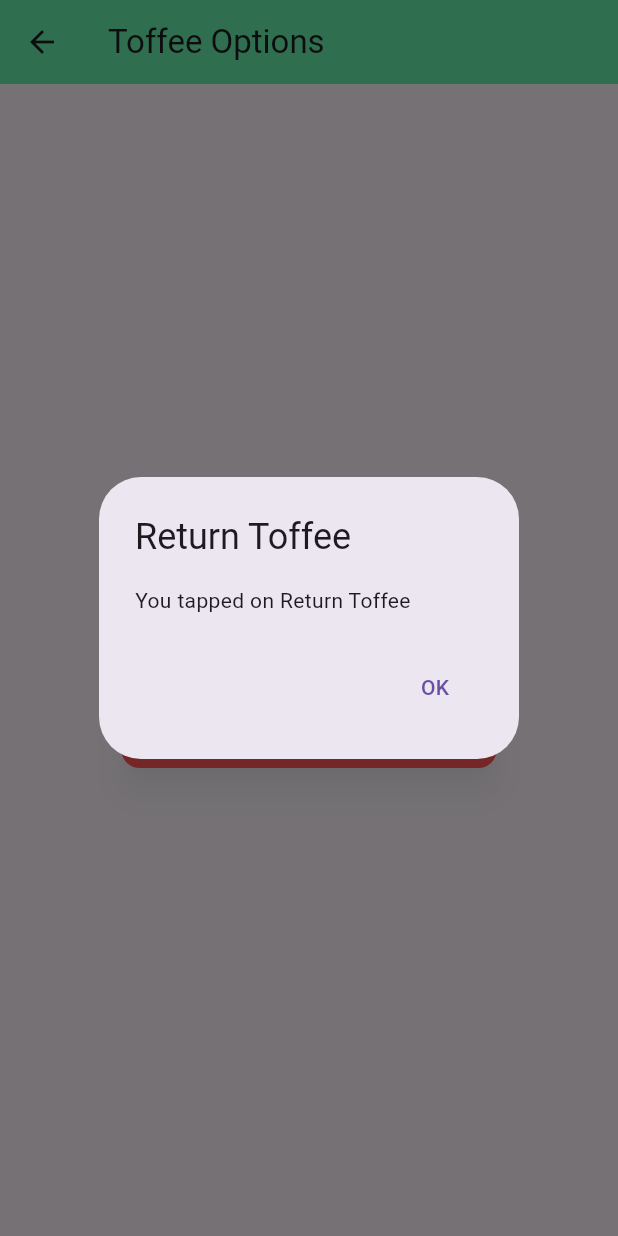
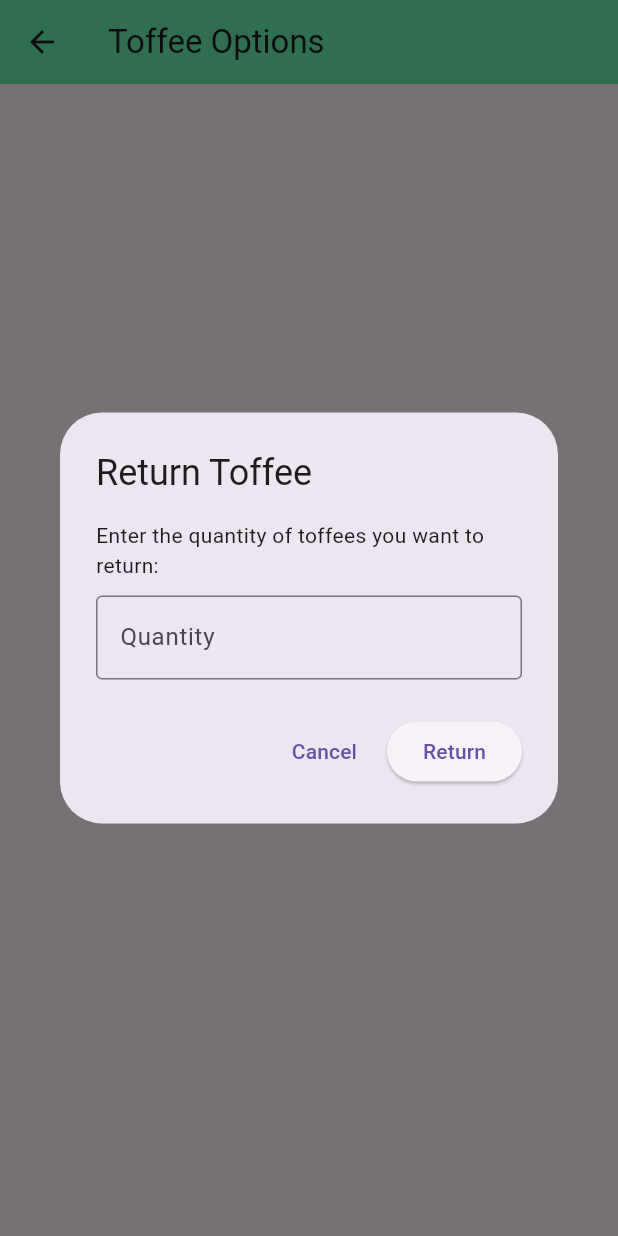
Before and after one commit to aetplSWTeam/ToffeeApp, a Flutter app: the ToffeeScreen screen opened directly, after a tap on "Return Toffee", on a phone screen of 412 x 824 dp. Run offline on Flutter 3.47's test engine with Material 3 defaults, Android fonts, the light colour scheme and no system bars; our stand-ins replace cloud_firestore, firebase_auth, firebase_core, fluttertoast, google_sign_in; accounts and stored records are empty.

Commit message:
add functionality to return toffees

```diff
--- a/lib/screens/toffee_screen.dart
+++ b/lib/screens/toffee_screen.dart
@@ -46,7 +46,7 @@ class _ToffeeScreenState extends State<ToffeeScreen> {
         if (title == 'Buy Toffee') {
           _showBuyToffeeDialog(context); // Show dialog to enter quantity
         } else if (title == 'Return Toffee') {
-          _showToffeeDialog(context, title);
+          _showReturnToffeeDialog(context); // Show dialog to return toffee
         }
       },
       child: Card(
@@ -148,37 +148,6 @@ class _ToffeeScreenState extends State<ToffeeScreen> {
               },
               child: const Text('Cancel'),
             ),
-            // ElevatedButton(
-            //   onPressed: () async {
-            //     setState(() {
-            //       totalToffees += quantity;
-            //       totalPrice += totalCost;
-            //     });
-
-            //     // Save to Firestore
-            //     if (_currentUser != null) {
-            //       try {
-            //         await _purchaseService.savePurchaseDetails(
-            //           _currentUser!.uid, // Pass the user's UID
-            //           quantity,
-            //           totalCost,
-            //         );
-            //         // Show success toast if the save is successful
-            //         ToastUtil.successToast("Purchase successful!");
-
-
-            //       } catch (e) {
-            //         // Show failure toast if an error occurs
-            //         ToastUtil.failedToast("Error saving purchase details: $e");
-            //       }
-            //     }
-
-            //     Navigator.pop(context); // Close the payment dialog
-            //     Navigator.pop(context); // Close the buy toffee dialog
-            //   },
-            //   child: const Text('Pay'),
-            // ),
-
             ElevatedButton(
               onPressed: () async {
                 setState(() {
@@ -207,7 +176,6 @@ class _ToffeeScreenState extends State<ToffeeScreen> {
                     ToastUtil.failedToast("Error saving purchase details: $e");
                   }
                 }
-
               },
               child: const Text('Pay'),
             ),
@@ -217,19 +185,63 @@ class _ToffeeScreenState extends State<ToffeeScreen> {
     );
   }
 
-  void _showToffeeDialog(BuildContext context, String title) {
+  // New method for returning toffee
+  void _showReturnToffeeDialog(BuildContext context) {
+    final TextEditingController returnQuantityController = TextEditingController();
+
     showDialog(
       context: context,
       builder: (BuildContext context) {
         return AlertDialog(
-          title: Text(title),
-          content: Text('You tapped on $title'),
+          title: const Text('Return Toffee'),
+          content: Column(
+            mainAxisSize: MainAxisSize.min,
+            children: [
+              const Text('Enter the quantity of toffees you want to return:'),
+              const SizedBox(height: 10),
+              TextField(
+                controller: returnQuantityController,
+                keyboardType: TextInputType.number,
+                decoration: const InputDecoration(
+                  border: OutlineInputBorder(),
+                  labelText: 'Quantity',
+                ),
+              ),
+            ],
+          ),
           actions: [
             TextButton(
               onPressed: () {
                 Navigator.pop(context); // Close the dialog
               },
-              child: const Text('OK'),
+              child: const Text('Cancel'),
+            ),
+            ElevatedButton(
+              onPressed: () async {
+                final int? quantityToReturn = int.tryParse(returnQuantityController.text);
+                if (quantityToReturn != null && quantityToReturn > 0) {
+                  // Call the return toffee function
+                  if (_currentUser != null) {
+                    try {
+                      await _purchaseService.returnToffee(
+                        _currentUser!.uid, // Pass the user's UID
+                        quantityToReturn,
+                      );
+                      ToastUtil.successToast("Toffee returned successfully!");
+                      // Navigate to BottomNavbar before popping dialogs
+                    Navigator.pushReplacement(
+                        context,
+                        MaterialPageRoute(
+                            builder: (context) => BottomNavbar()));
+                    } catch (e) {
+                      ToastUtil.failedToast("Error returning toffee: $e");
+                    }
+                  }
+
+
+                }
+              },
+              child: const Text('Return'),
             ),
           ],
         );
--- a/lib/services/purchase_service.dart
+++ b/lib/services/purchase_service.dart
@@ -65,4 +65,41 @@ class PurchaseService {
       return 0; // Return 0 in case of an error
     }
   }
+
+
+
+
+ // Return Toffee functionality
+  Future<void> returnToffee(String userId, int quantityToReturn) async {
+  try {
+    final DocumentReference userToffeesDoc = _firestore.collection('userAllToffeess').doc(userId);
+
+    // Fetch the user's toffee document to check if they exist
+    DocumentSnapshot userToffeeSnapshot = await userToffeesDoc.get();
+
+    // If the user does not exist, show an error or return early
+    if (!userToffeeSnapshot.exists) {
+      print('No toffee records found for user.');
+      return;
+    }
+
+    // Check the current quantity of toffees
+    int currentQuantity = userToffeeSnapshot['quantity'];
+
+    // Ensure the user has enough toffee to return
+    if (currentQuantity >= quantityToReturn) {
+      // Subtract the quantity to be returned
+      await userToffeesDoc.update({
+        'quantity': currentQuantity - quantityToReturn,
+      });
+
+      print('Toffee return successful. Quantity updated.');
+    } else {
+      print('Not enough toffee to return.');
+    }
+  } catch (e) {
+    print('Error returning toffee: $e');
+  }
 }
+
+}
```
